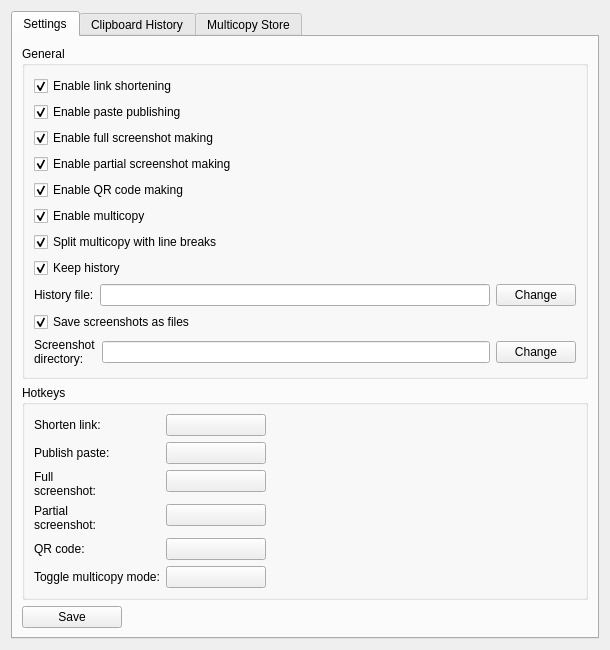
First picture: the form in src/clipper.ui, repository antvconst/Clipper, before the edit.
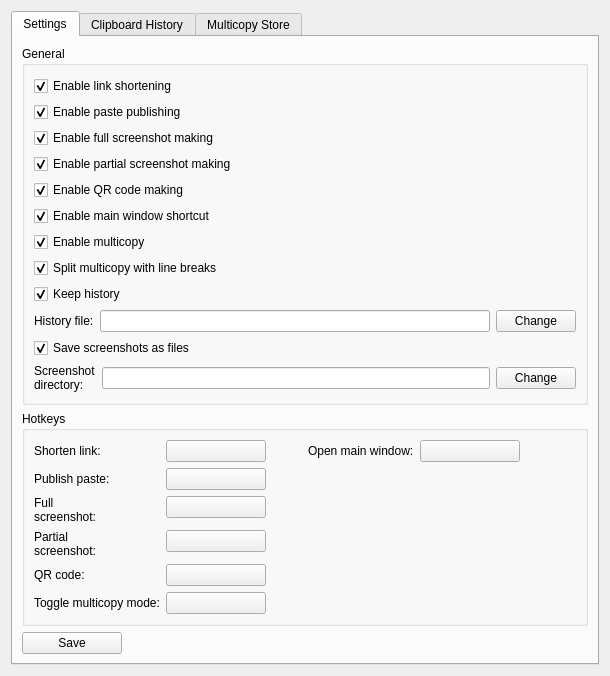
Second picture: the form after the edit. Icons and pictures are not drawn.

Commit message: added open main window shortcut

Patch:
```diff
--- a/src/clipper.ui
+++ b/src/clipper.ui
@@ -7,7 +7,7 @@
     <x>0</x>
     <y>0</y>
     <width>610</width>
-    <height>609</height>
+    <height>673</height>
    </rect>
   </property>
   <property name="windowTitle">
@@ -86,6 +86,16 @@
               </property>
              </widget>
             </item>
+            <item>
+             <widget class="QCheckBox" name="mainWindowShortcutCheckBox">
+              <property name="text">
+               <string>Enable main window shortcut</string>
+              </property>
+              <property name="checked">
+               <bool>true</bool>
+              </property>
+             </widget>
+            </item>
             <item>
              <widget class="QCheckBox" name="Multicopy">
               <property name="text">
@@ -199,6 +209,8 @@
          <property name="title">
           <string>Hotkeys</string>
          </property>
+         <layout class="QHBoxLayout" name="horizontalLayout_4">
+          <item>
          <layout class="QFormLayout" name="formLayout">
           <property name="fieldGrowthPolicy">
            <enum>QFormLayout::AllNonFixedFieldsGrow</enum>
@@ -326,6 +338,32 @@
            </widget>
           </item>
          </layout>
+          </item>
+          <item>
+           <layout class="QFormLayout" name="formLayout_6">
+            <item row="0" column="0">
+             <widget class="QLabel" name="label_21">
+              <property name="text">
+               <string>Open main window:</string>
+              </property>
+             </widget>
+            </item>
+            <item row="0" column="1">
+             <widget class="QPushButton" name="mainWindowButton">
+              <property name="maximumSize">
+               <size>
+                <width>100</width>
+                <height>16777215</height>
+               </size>
+              </property>
+              <property name="text">
+               <string/>
+              </property>
+             </widget>
+            </item>
+           </layout>
+          </item>
+         </layout>
         </widget>
        </item>
        <item>
```
Left out of the diff: 6 changed lines with no effect on the pictures. Lines whose indentation alone changed are shown as unchanged. The commit also changes 1 other file.
